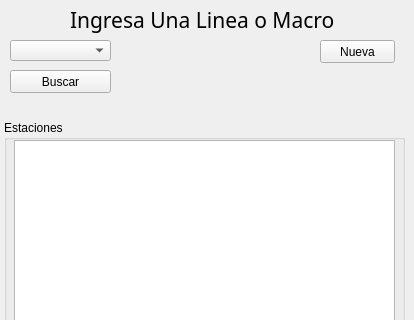
Above: Interfaces/UI_TranporteGDL.ui from DemonSlayer5768/Sistema-Tranporte-GDL before the change; both pictures show x 0 to 414 and y 0 to 320 of the 414 by 553 pixel window. Below: the same form after it.
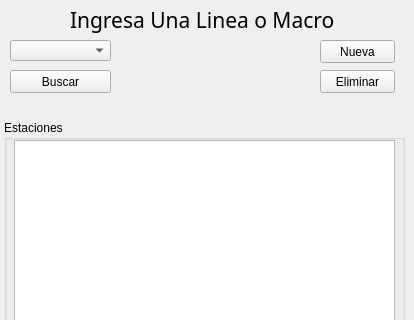
That is the form after the change.

The edit to the form file:
```diff
--- a/Interfaces/UI_TranporteGDL.ui
+++ b/Interfaces/UI_TranporteGDL.ui
@@ -106,6 +106,19 @@
     <string>Nueva</string>
    </property>
   </widget>
+  <widget class="QPushButton" name="btn_Eliminar_Estacion">
+   <property name="geometry">
+    <rect>
+     <x>320</x>
+     <y>70</y>
+     <width>75</width>
+     <height>23</height>
+    </rect>
+   </property>
+   <property name="text">
+    <string>Eliminar</string>
+   </property>
+  </widget>
  </widget>
  <resources/>
  <connections/>
```
